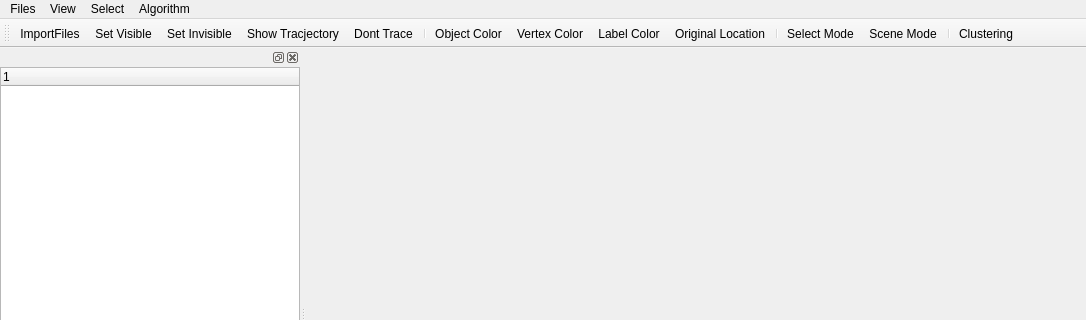
Before: the Qt Designer form PCM/main_window.ui in SailingFM/PointCloudMotion, drawn with Qt 5; both pictures show x 0 to 1086 and y 0 to 320 of the 1086 by 605 pixel window.
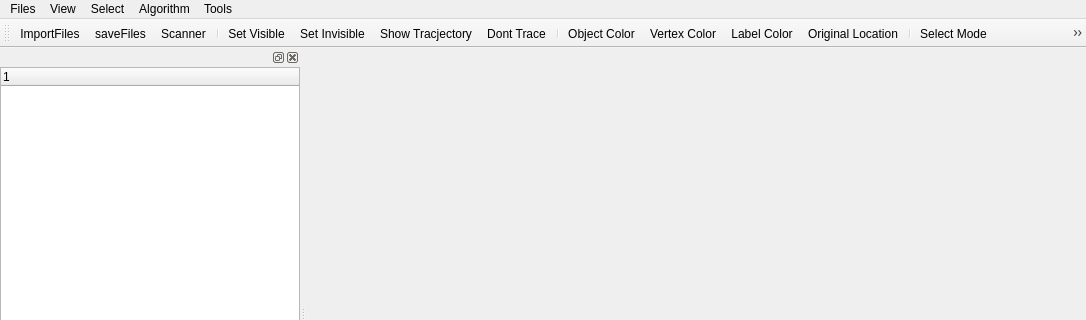
After: the same form once the commit is applied. Icons and pictures are not drawn.

The edit to the form file:
```diff
--- a/PCM/main_window.ui
+++ b/PCM/main_window.ui
@@ -55,10 +55,17 @@
     </property>
     <addaction name="actionClustering"/>
    </widget>
+   <widget class="QMenu" name="menuTools">
+    <property name="title">
+     <string>Tools</string>
+    </property>
+    <addaction name="actionScanner"/>
+   </widget>
    <addaction name="menuFiles"/>
    <addaction name="menuPaint"/>
    <addaction name="menuSelect"/>
    <addaction name="menuAlgorithm"/>
+   <addaction name="menuTools"/>
   </widget>
   <widget class="QToolBar" name="mainToolBar">
    <attribute name="toolBarArea">
@@ -68,6 +75,9 @@
     <bool>false</bool>
    </attribute>
    <addaction name="actionImportFiles"/>
+   <addaction name="actionSaveFiles"/>
+   <addaction name="actionScanner"/>
+   <addaction name="separator"/>
    <addaction name="actionSet_Visible"/>
    <addaction name="actionSet_Invisible"/>
    <addaction name="actionShow_Tracjectory"/>
@@ -80,8 +90,8 @@
    <addaction name="separator"/>
    <addaction name="actionSelect_Mode"/>
    <addaction name="actionScene_Mode"/>
-   <addaction name="separator"/>
    <addaction name="actionClustering"/>
+   <addaction name="separator"/>
   </widget>
   <widget class="QStatusBar" name="statusBar"/>
   <widget class="QDockWidget" name="dockWidget">
@@ -226,6 +236,24 @@
     <string>Dont Trace</string>
    </property>
   </action>
+  <action name="actionScanner">
+   <property name="icon">
+    <iconset>
+     <normaloff>Resources/camera.png</normaloff>Resources/camera.png</iconset>
+   </property>
+   <property name="text">
+    <string>Scanner</string>
+   </property>
+  </action>
+  <action name="actionSaveFiles">
+   <property name="icon">
+    <iconset>
+     <normaloff>Resources/save_file.png</normaloff>Resources/save_file.png</iconset>
+   </property>
+   <property name="text">
+    <string>saveFiles</string>
+   </property>
+  </action>
  </widget>
  <layoutdefault spacing="6" margin="11"/>
  <resources>
```
Left out of the diff: 1 changed line with no effect on the pictures.
